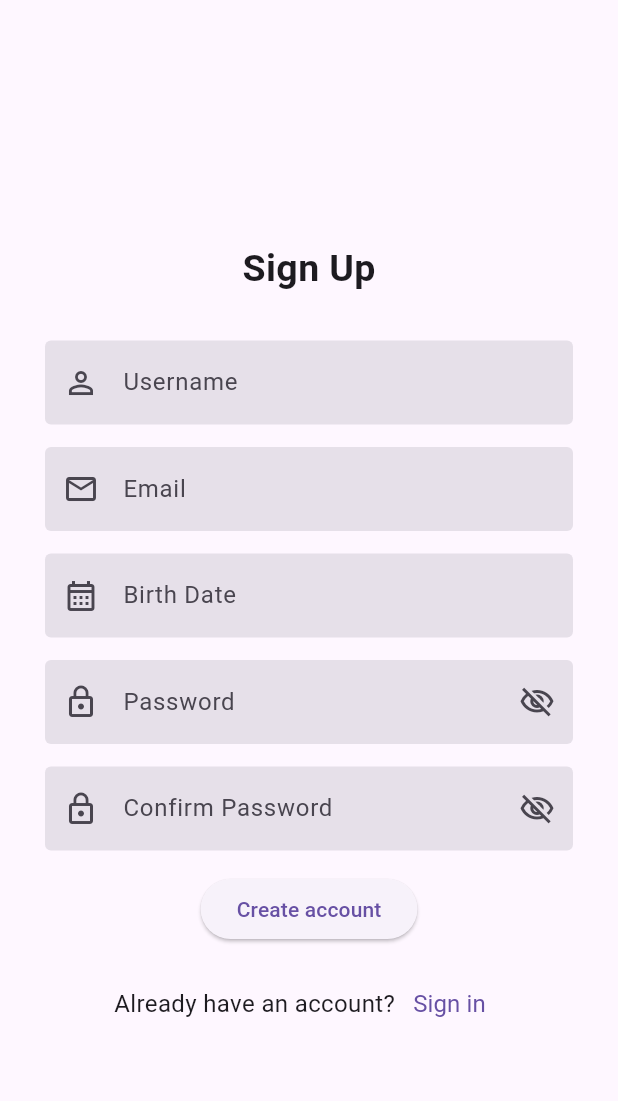
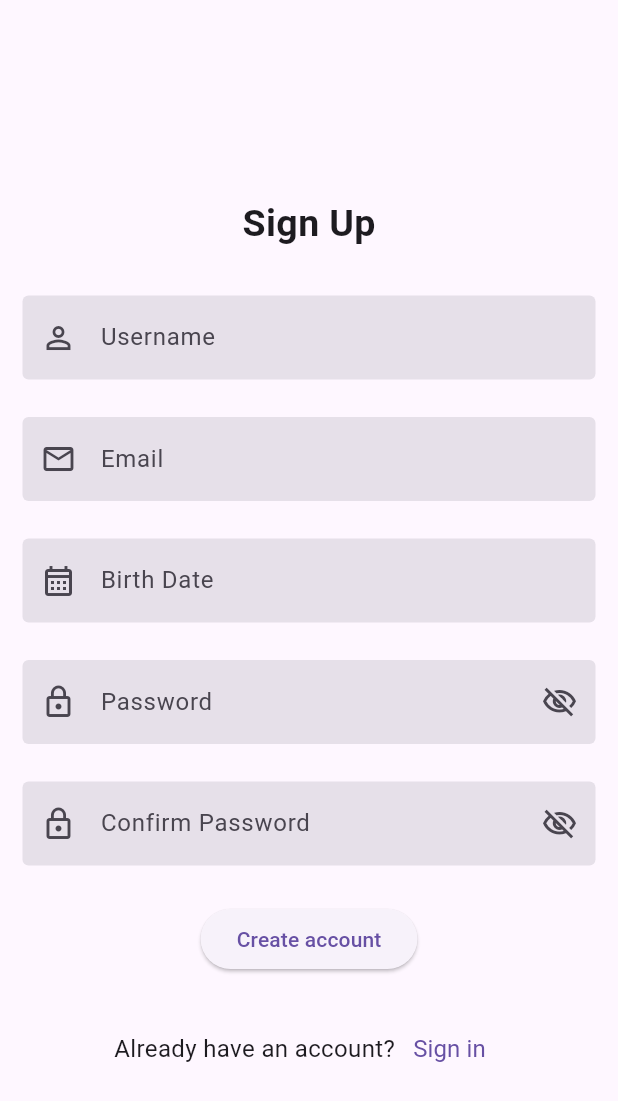
Before and after one commit to TUES-Diplomna-2024/Gym-App-Client, a Flutter app: the SignUpPage screen opened by its route, on a phone screen of 412 x 824 dp. Shown: the top 1101 px of the screen. Run offline on Flutter 3.47's test engine with Material 3 defaults, Android fonts, the phone set to English and light mode, and no system bars; missing offline and left inert: global_configuration.

Commit message:
You can now pass in the constructors custom padding for each component.

```diff
--- a/gym_app_client/lib/utils/components/padded_elevated_button.dart
+++ b/gym_app_client/lib/utils/components/padded_elevated_button.dart
@@ -3,17 +3,19 @@ import 'package:flutter/material.dart';
 class PaddedElevatedButton extends StatelessWidget {
   final void Function()? onPressed;
   final Widget? child;
+  final EdgeInsetsGeometry padding;
 
   const PaddedElevatedButton({
     super.key,
     required this.onPressed,
     required this.child,
+    this.padding = const EdgeInsets.only(left: 15, right: 15, bottom: 25),
   });
 
   @override
   Widget build(BuildContext context) {
     return Padding(
-      padding: const EdgeInsets.only(left: 30, right: 30, bottom: 15),
+      padding: padding,
       child: ElevatedButton(
         onPressed: onPressed,
         child: child,
--- a/gym_app_client/lib/utils/components/padded_text_form_field.dart
+++ b/gym_app_client/lib/utils/components/padded_text_form_field.dart
@@ -7,6 +7,7 @@ class PaddedTextFormField extends StatelessWidget {
   final bool obscureText;
   final String? Function(String?)? validator;
   final void Function()? onTap;
+  final EdgeInsetsGeometry padding;
 
   const PaddedTextFormField({
     super.key,
@@ -16,12 +17,13 @@ class PaddedTextFormField extends StatelessWidget {
     this.readOnly = false,
     this.obscureText = false,
     this.onTap,
+    this.padding = const EdgeInsets.only(left: 15, right: 15, bottom: 25),
   });
 
   @override
   Widget build(BuildContext context) {
     return Padding(
-      padding: const EdgeInsets.only(left: 30, right: 30, bottom: 15),
+      padding: padding,
       child: TextFormField(
         controller: controller,
         decoration: decoration,
```
